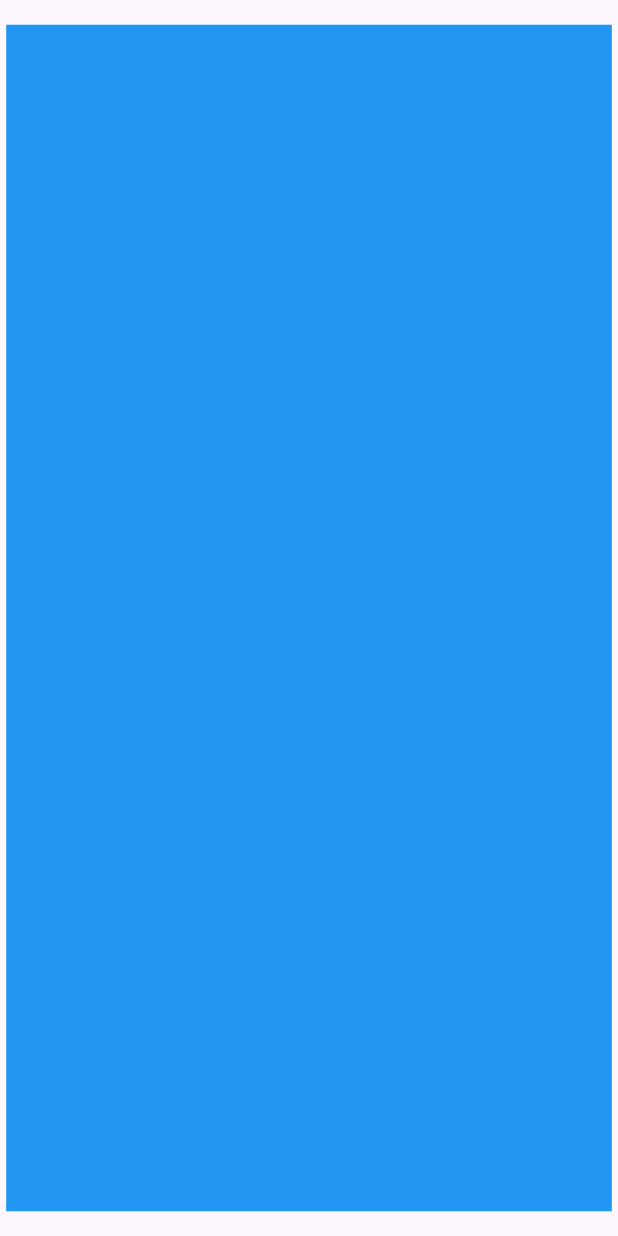
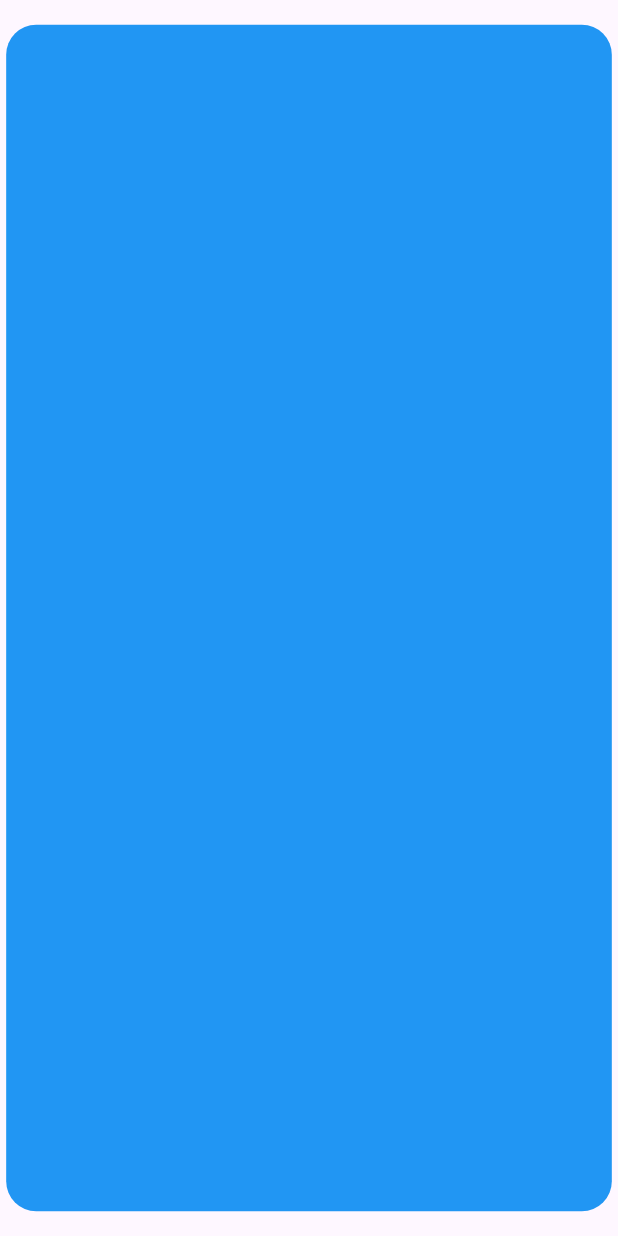
Before and after one commit to Ayush2006128/draw-pro, a Flutter app: the screen it shows after launch, on a phone screen of 412 x 824 dp. Run offline on Flutter 3.47's test engine with Material 3 defaults, Android fonts, the phone set to English and light mode, and no system bars.

Commit message:
circular container

```diff
--- a/lib/widgets/canvas_widget.dart
+++ b/lib/widgets/canvas_widget.dart
@@ -13,7 +13,11 @@ class _CanvasWidgetState extends State<CanvasWidget> {
     return Container(
       width: MediaQuery.of(context).size.width *0.98,
       height: MediaQuery.of(context).size.height *0.96,
-      color: Colors.blue,
+      decoration: const BoxDecoration(
+        color: Colors.blue,
+        borderRadius: BorderRadius.all(Radius.circular(20))
+      ),
+      child: GestureDetector(),
     );
   }
 }
```
